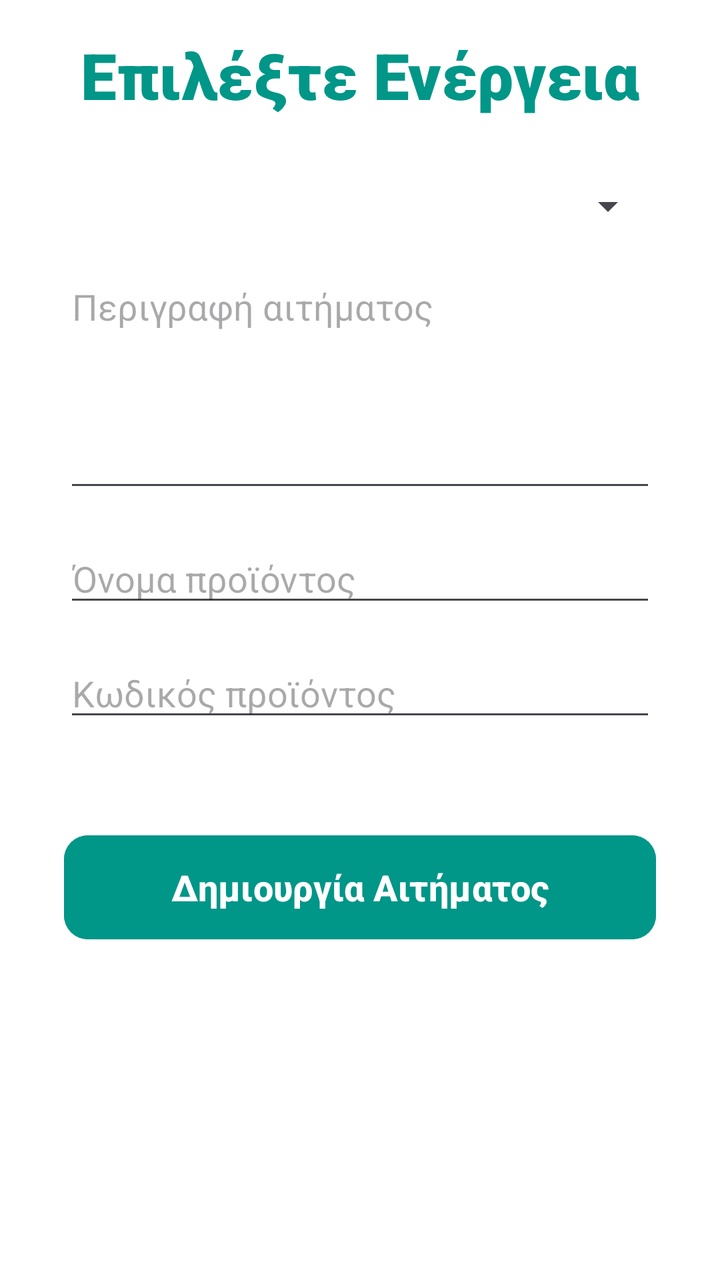
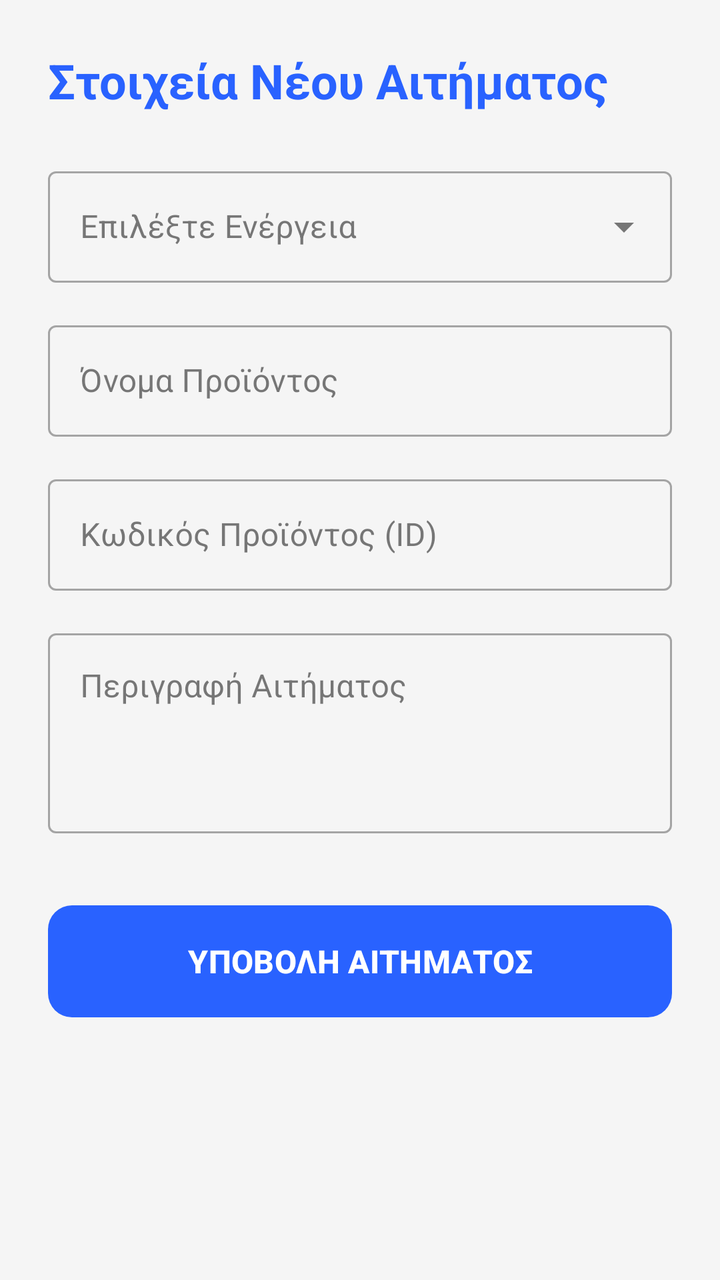

The first picture is an Android layout as it rendered before a commit; the second is the same layout after the commit. The layout source and the unified diff follow.
<!-- AndroidManifest.xml: application theme Theme.Team21 -->
<!-- res/layout/activity_new_request.xml -->
<?xml version="1.0" encoding="utf-8"?>
<androidx.constraintlayout.widget.ConstraintLayout
    xmlns:android="http://schemas.android.com/apk/res/android"
    xmlns:app="http://schemas.android.com/apk/res-auto"
    xmlns:tools="http://schemas.android.com/tools"
    android:id="@+id/main"
    android:layout_width="match_parent"
    android:layout_height="match_parent"
    android:background="#FFFFFF">

    
    <TextView
        android:id="@+id/txtSelectAction"
        android:layout_width="0dp"
        android:layout_height="wrap_content"
        android:layout_marginTop="16dp"
        android:layout_marginHorizontal="24dp"
        android:text="Επιλέξτε Ενέργεια"
        android:textSize="32sp"
        android:textStyle="bold"
        android:fontFamily="sans-serif-black"
        android:textAlignment="center"
        android:textColor="#009688"
        app:layout_constraintTop_toTopOf="parent"
        app:layout_constraintStart_toStartOf="parent"
        app:layout_constraintEnd_toEndOf="parent" />

    
    <Spinner
        android:id="@+id/spinnerAction"
        android:layout_width="0dp"
        android:layout_height="wrap_content"
        android:layout_marginTop="32dp"
        android:layout_marginHorizontal="32dp"
        app:layout_constraintTop_toBottomOf="@id/txtSelectAction"
        app:layout_constraintStart_toStartOf="parent"
        app:layout_constraintEnd_toEndOf="parent" />

    
    <EditText
        android:id="@+id/txtRequestDescription"
        android:layout_width="0dp"
        android:layout_height="120dp"
        android:layout_marginTop="16dp"
        android:layout_marginHorizontal="32dp"
        android:hint="Περιγραφή αιτήματος"
        android:gravity="start|top"
        android:inputType="textMultiLine"
        app:layout_constraintTop_toBottomOf="@id/spinnerAction"
        app:layout_constraintStart_toStartOf="parent"
        app:layout_constraintEnd_toEndOf="parent" />

    
    <EditText
        android:id="@+id/txtRequestProductName"
        android:layout_width="0dp"
        android:layout_height="wrap_content"
        android:layout_marginTop="16dp"
        android:layout_marginHorizontal="32dp"
        android:hint="Όνομα προϊόντος"
        android:inputType="text"
        app:layout_constraintTop_toBottomOf="@id/txtRequestDescription"
        app:layout_constraintStart_toStartOf="parent"
        app:layout_constraintEnd_toEndOf="parent" />

    
    <EditText
        android:id="@+id/txtRequestProductId"
        android:layout_width="0dp"
        android:layout_height="wrap_content"
        android:layout_marginTop="16dp"
        android:layout_marginHorizontal="32dp"
        android:hint="Κωδικός προϊόντος"
        android:inputType="text"
        app:layout_constraintTop_toBottomOf="@id/txtRequestProductName"
        app:layout_constraintStart_toStartOf="parent"
        app:layout_constraintEnd_toEndOf="parent" />

    
    <Button
        android:id="@+id/btnCreateRequest"
        android:layout_width="0dp"
        android:layout_height="60dp"
        android:layout_marginTop="48dp"
        android:layout_marginHorizontal="32dp"
        android:text="Δημιουργία Αιτήματος"
        android:textSize="18sp"
        android:textStyle="bold"
        android:backgroundTint="#009688"
        app:cornerRadius="12dp"
        app:layout_constraintTop_toBottomOf="@id/txtRequestProductId"
        app:layout_constraintStart_toStartOf="parent"
        app:layout_constraintEnd_toEndOf="parent" />

</androidx.constraintlayout.widget.ConstraintLayout>
<!-- resources referenced by this layout -->
<resources>
  <style name="Theme.Team21" parent="Base.Theme.Team21" />
  <style name="Base.Theme.Team21" parent="Theme.Material3.DayNight.NoActionBar">
  
          
          <item name="android:windowBackground">@color/bg_light</item>
          <item name="colorSurface">@color/card_light</item>
          <item name="colorSurfaceVariant">@color/input_bg_light</item>
  
          
          <item name="colorOnSurface">@color/text_dark</item>
          <item name="colorOnSurfaceVariant">@color/text_muted_light</item>
  
          <item name="colorOnPrimary">@color/white</item>
  
          
          <item name="colorPrimary">@color/eshop_primary</item>
          <item name="colorSecondary">@color/eshop_accent</item>
  
          <item name="colorError">@color/error_red_light</item>
  
          
          <item name="android:statusBarColor">@color/bg_light</item>
          <item name="android:windowLightStatusBar">true</item>
  
          
          <item name="colorFilterActive">@color/filter_active_light</item>
          <item name="colorFilterUnselected">@color/filter_bg_unselected_light</item>
      </style>
  <color name="bg_light">#F5F5F5</color>
  <color name="card_light">#FFFFFF</color>
  <color name="input_bg_light">#EBEBEB</color>
  <color name="text_dark">#212121</color>
  <color name="text_muted_light">#757575</color>
  <color name="white">#FFFFFFFF</color>
  <color name="eshop_primary">#2962FF</color>
  <color name="eshop_accent">#FF6D00</color>
  <color name="error_red_light">#D32F2F</color>
  <color name="filter_active_light">#2962FF</color>
  <color name="filter_bg_unselected_light">#E0E0E0</color>
</resources>

<!-- the commit's change to res/layout/activity_new_request.xml (unified diff, before → after) -->
@@ -1,95 +1,96 @@
 <?xml version="1.0" encoding="utf-8"?>
-<androidx.constraintlayout.widget.ConstraintLayout
-    xmlns:android="http://schemas.android.com/apk/res/android"
+<ScrollView xmlns:android="http://schemas.android.com/apk/res/android"
     xmlns:app="http://schemas.android.com/apk/res-auto"
-    xmlns:tools="http://schemas.android.com/tools"
-    android:id="@+id/main"
     android:layout_width="match_parent"
     android:layout_height="match_parent"
-    android:background="#FFFFFF">
+    android:fillViewport="true"
+    android:background="?android:attr/windowBackground">
 
-    
-    <TextView
-        android:id="@+id/txtSelectAction"
-        android:layout_width="0dp"
+    <LinearLayout
+        android:id="@+id/main"
+        android:layout_width="match_parent"
         android:layout_height="wrap_content"
-        android:layout_marginTop="16dp"
-        android:layout_marginHorizontal="24dp"
-        android:text="Επιλέξτε Ενέργεια"
-        android:textSize="32sp"
-        android:textStyle="bold"
-        android:fontFamily="sans-serif-black"
-        android:textAlignment="center"
-        android:textColor="#009688"
-        app:layout_constraintTop_toTopOf="parent"
-        app:layout_constraintStart_toStartOf="parent"
-        app:layout_constraintEnd_toEndOf="parent" />
+        android:orientation="vertical"
+        android:padding="24dp">
 
-    
-    <Spinner
-        android:id="@+id/spinnerAction"
-        android:layout_width="0dp"
-        android:layout_height="wrap_content"
-        android:layout_marginTop="32dp"
-        android:layout_marginHorizontal="32dp"
-        app:layout_constraintTop_toBottomOf="@id/txtSelectAction"
-        app:layout_constraintStart_toStartOf="parent"
-        app:layout_constraintEnd_toEndOf="parent" />
+        <TextView
+            android:layout_width="wrap_content"
+            android:layout_height="wrap_content"
+            android:layout_marginBottom="24dp"
+            android:text="Στοιχεία Νέου Αιτήματος"
+            android:textColor="?attr/colorPrimary"
+            android:textSize="24sp"
+            android:textStyle="bold" />
 
-    
-    <EditText
-        android:id="@+id/txtRequestDescription"
-        android:layout_width="0dp"
-        android:layout_height="120dp"
-        android:layout_marginTop="16dp"
-        android:layout_marginHorizontal="32dp"
-        android:hint="Περιγραφή αιτήματος"
-        android:gravity="start|top"
-        android:inputType="textMultiLine"
-        app:layout_constraintTop_toBottomOf="@id/spinnerAction"
-        app:layout_constraintStart_toStartOf="parent"
-        app:layout_constraintEnd_toEndOf="parent" />
+        
+        <com.google.android.material.textfield.TextInputLayout
+            style="@style/Widget.MaterialComponents.TextInputLayout.OutlinedBox.ExposedDropdownMenu"
+            android:layout_width="match_parent"
+            android:layout_height="wrap_content"
+            android:layout_marginBottom="16dp"
+            android:hint="Επιλέξτε Ενέργεια">
 
-    
-    <EditText
-        android:id="@+id/txtRequestProductName"
-        android:layout_width="0dp"
-        android:layout_height="wrap_content"
-        android:layout_marginTop="16dp"
-        android:layout_marginHorizontal="32dp"
-        android:hint="Όνομα προϊόντος"
-        android:inputType="text"
-        app:layout_constraintTop_toBottomOf="@id/txtRequestDescription"
-        app:layout_constraintStart_toStartOf="parent"
-        app:layout_constraintEnd_toEndOf="parent" />
+            <AutoCompleteTextView
+                android:id="@+id/spinnerAction"
+                android:layout_width="match_parent"
+                android:layout_height="wrap_content"
+                android:inputType="none" />
+        </com.google.android.material.textfield.TextInputLayout>
 
-    
-    <EditText
-        android:id="@+id/txtRequestProductId"
-        android:layout_width="0dp"
-        android:layout_height="wrap_content"
-        android:layout_marginTop="16dp"
-        android:layout_marginHorizontal="32dp"
-        android:hint="Κωδικός προϊόντος"
-        android:inputType="text"
-        app:layout_constraintTop_toBottomOf="@id/txtRequestProductName"
-        app:layout_constraintStart_toStartOf="parent"
-        app:layout_constraintEnd_toEndOf="parent" />
+        
+        <com.google.android.material.textfield.TextInputLayout
+            style="@style/Widget.MaterialComponents.TextInputLayout.OutlinedBox"
+            android:layout_width="match_parent"
+            android:layout_height="wrap_content"
+            android:layout_marginBottom="16dp"
+            android:hint="Όνομα Προϊόντος">
 
-    
-    <Button
-        android:id="@+id/btnCreateRequest"
-        android:layout_width="0dp"
-        android:layout_height="60dp"
-        android:layout_marginTop="48dp"
-        android:layout_marginHorizontal="32dp"
-        android:text="Δημιουργία Αιτήματος"
-        android:textSize="18sp"
-        android:textStyle="bold"
-        android:backgroundTint="#009688"
-        app:cornerRadius="12dp"
-        app:layout_constraintTop_toBottomOf="@id/txtRequestProductId"
-        app:layout_constraintStart_toStartOf="parent"
-        app:layout_constraintEnd_toEndOf="parent" />
+            <com.google.android.material.textfield.TextInputEditText
+                android:id="@+id/txtRequestProductName"
+                android:layout_width="match_parent"
+                android:layout_height="wrap_content"
+                android:inputType="text" />
+        </com.google.android.material.textfield.TextInputLayout>
 
-</androidx.constraintlayout.widget.ConstraintLayout>
+        
+        <com.google.android.material.textfield.TextInputLayout
+            style="@style/Widget.MaterialComponents.TextInputLayout.OutlinedBox"
+            android:layout_width="match_parent"
+            android:layout_height="wrap_content"
+            android:layout_marginBottom="16dp"
+            android:hint="Κωδικός Προϊόντος (ID)">
+
+            <com.google.android.material.textfield.TextInputEditText
+                android:id="@+id/txtRequestProductId"
+                android:layout_width="match_parent"
+                android:layout_height="wrap_content"
+                android:inputType="text" />
+        </com.google.android.material.textfield.TextInputLayout>
+
+        
+        <com.google.android.material.textfield.TextInputLayout
+            style="@style/Widget.MaterialComponents.TextInputLayout.OutlinedBox"
+            android:layout_width="match_parent"
+            android:layout_height="wrap_content"
+            android:layout_marginBottom="32dp"
+            android:hint="Περιγραφή Αιτήματος">
+
+            <com.google.android.material.textfield.TextInputEditText
+                android:id="@+id/txtRequestDescription"
+                android:layout_width="match_parent"
+                android:layout_height="100dp"
+                android:gravity="top|start"
+                android:inputType="textMultiLine" />
+        </com.google.android.material.textfield.TextInputLayout>
+
+        <com.google.android.material.button.MaterialButton
+            android:id="@+id/btnCreateRequest"
+            android:layout_width="match_parent"
+            android:layout_height="64dp"
+            android:text="ΥΠΟΒΟΛΗ ΑΙΤΗΜΑΤΟΣ"
+            android:textSize="16sp"
+            android:textStyle="bold"
+            app:cornerRadius="12dp" />
+
+    </LinearLayout>
+</ScrollView>
